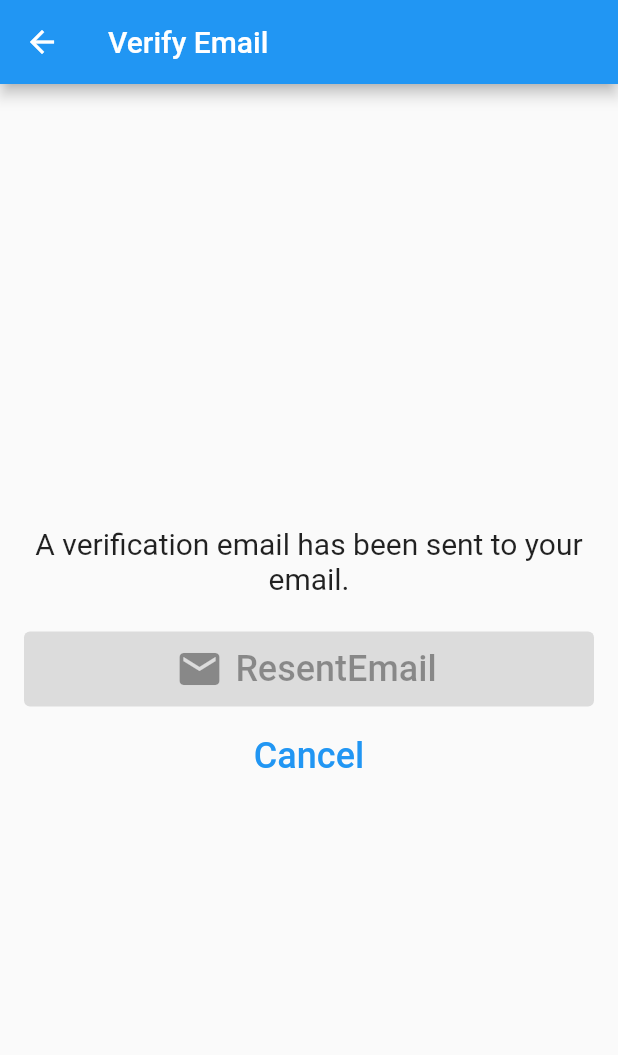
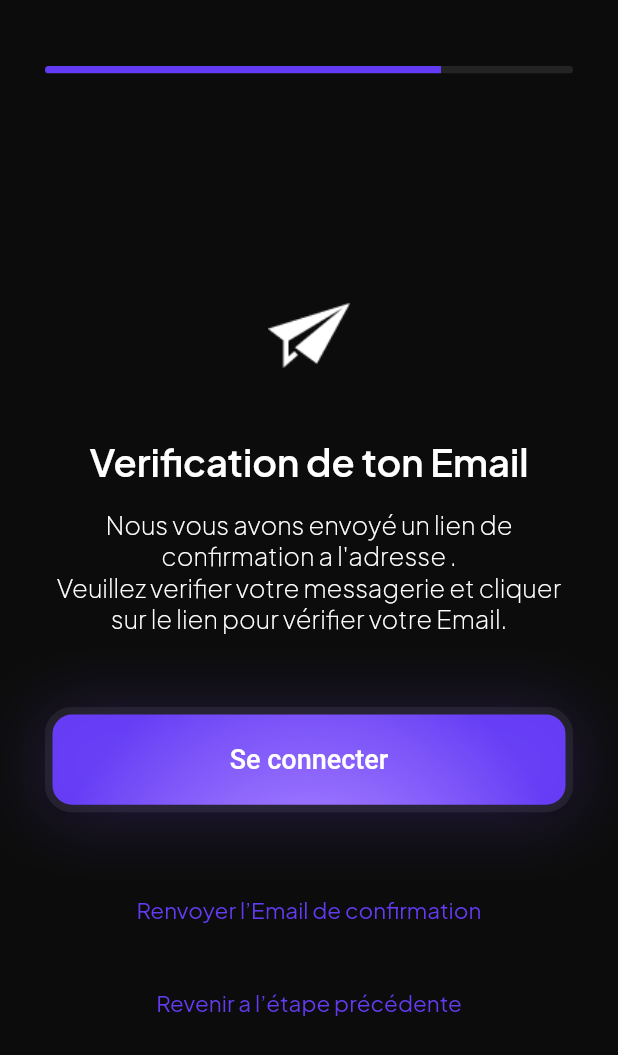
Before and after one commit to Emree63/JustMusic, a Flutter app: the VerifyEmailScreen screen opened by its route, on a phone screen of 412 x 824 dp. Shown: the top 1055 px of the screen. Run offline on Flutter 3.47's test engine with Material 2 defaults, Android fonts, the light colour scheme and no system bars; drawn by our look-alikes of auto_size_text; our stand-ins replace another_flushbar, audioplayers, cached_network_image, cloud_firestore, firebase_auth, firebase_core and 17 more; missing offline and left inert: animated_appear, circular_reveal_animation, flutter_animated_play_button, insta_image_viewer; accounts and stored records are empty; statements that could not run were skipped.

Commit message:
UI Verify Screen done :white_check_mark:

```diff
--- a/Sources/justMUSIC/lib/screens/verify_email_screen.dart
+++ b/Sources/justMUSIC/lib/screens/verify_email_screen.dart
@@ -1,10 +1,14 @@
 import 'dart:async';
 
+import 'package:auto_size_text/auto_size_text.dart';
 import 'package:firebase_auth/firebase_auth.dart';
 import 'package:flutter/Material.dart';
 import 'package:flutter_screenutil/flutter_screenutil.dart';
 import 'package:google_fonts/google_fonts.dart';
 import 'package:justmusic/main.dart';
+import 'package:justmusic/values/constants.dart';
+
+import '../components/login_button.dart';
 
 class VerifyEmailScreen extends StatefulWidget {
   const VerifyEmailScreen({Key? key}) : super(key: key);
@@ -28,8 +32,8 @@ class _VerifyEmailScreenState extends State<VerifyEmailScreen> {
       sendVerificationEmail();
 
       timer = Timer.periodic(
-        Duration(seconds: 3),
-            (_) => checkEmailVerified(),
+        Duration(seconds: 5),
+        (_) => checkEmailVerified(),
       );
     }
   }
@@ -55,7 +59,7 @@ class _VerifyEmailScreenState extends State<VerifyEmailScreen> {
   }
 
   cancel() {
-    Navigator.pushNamed(context, '/welcome');
+    Navigator.pushNamed(context, '/register');
     MyApp.userViewModel.delete();
   }
 
@@ -86,38 +90,137 @@ class _VerifyEmailScreenState extends State<VerifyEmailScreen> {
   @override
   Widget build(BuildContext context) {
     return Scaffold(
-        appBar: AppBar(
-          title: Text('Verify Email'),
-        ),
-        body: Padding(
-            padding: EdgeInsets.all(16),
-            child:
-            Column(mainAxisAlignment: MainAxisAlignment.center, children: [
-              Text('A verification email has been sent to your email.',
-                  style: TextStyle(fontSize: 20), textAlign: TextAlign.center),
-              SizedBox(height: 24),
-              ElevatedButton.icon(
-                style: ElevatedButton.styleFrom(
-                  minimumSize: Size.fromHeight(50),
+        backgroundColor: bgColor,
+        body: Stack(
+          children: [
+            SingleChildScrollView(
+              child: SizedBox(
+                width: double.infinity,
+                child: Column(
+                  children: [
+                    Padding(
+                        padding: EdgeInsets.only(top: 200.h),
+                        child: Align(
+                          child: SizedBox(
+                            width: 56.h,
+                            child: Image(
+                                image:
+                                    AssetImage("assets/images/plane_icon.png")),
+                          ),
+                        )),
+                    Padding(
+                      padding: EdgeInsets.only(top: 43.h),
+                      child: AutoSizeText(
+                        "Verification de ton Email",
+                        style: GoogleFonts.plusJakartaSans(
+                            color: Colors.white,
+                            fontWeight: FontWeight.w600,
+                            fontSize: 24.w),
+                        maxLines: 1,
+                        maxFontSize: 30,
+                        overflow: TextOverflow.fade,
+                      ),
+                    ),
+                    Padding(
+                      padding: EdgeInsets.symmetric(horizontal: defaultPadding),
+                      child: Padding(
+                        padding: EdgeInsets.only(bottom: 50.h),
+                        child: Column(
+                          mainAxisAlignment: MainAxisAlignment.end,
+                          children: [
+                            SizedBox(
+                              height: 15.h,
+                            ),
+                            SizedBox(
+                              width: 346.h,
+                              child: AutoSizeText(
+                                "Nous vous avons envoyé un lien de confirmation a l'adresse ${MyApp.userViewModel.userCurrent.mail}.\nVeuillez verifier votre messagerie et cliquer sur le lien pour vérifier votre Email.",
+                                style: GoogleFonts.plusJakartaSans(
+                                    color: Colors.white,
+                                    fontWeight: FontWeight.w100,
+                                    fontSize: 16.w),
+                                maxFontSize: 20,
+                                textAlign: TextAlign.center,
+                              ),
+                            ),
+                          ],
+                        ),
+                      ),
+                    ),
+                    Padding(
+                      padding: EdgeInsets.symmetric(horizontal: defaultPadding),
+                      child: SizedBox(
+                          width: 600,
+                          child: LoginButton(
+                            callback: checkEmailVerified,
+                          )),
+                    ),
+                    Align(
+                      child: GestureDetector(
+                        behavior: HitTestBehavior.translucent,
+                        onTap: () {
+                          canResendEmail ? sendVerificationEmail() : null;
+                        },
+                        child: Padding(
+                          padding: EdgeInsets.only(top: 55),
+                          child: RichText(
+                            textAlign: TextAlign.center,
+                            text: TextSpan(
+                              text: 'Renvoyer l’Email de confirmation',
+                              style: GoogleFonts.plusJakartaSans(
+                                  fontSize: 15,
+                                  fontWeight: FontWeight.w400,
+                                  color: primaryColor),
+                            ),
+                          ),
+                        ),
+                      ),
+                    ),
+                    Align(
+                      child: GestureDetector(
+                        behavior: HitTestBehavior.translucent,
+                        onTap: () {
+                          cancel();
+                        },
+                        child: Padding(
+                          padding: EdgeInsets.only(top: 43),
+                          child: RichText(
+                            textAlign: TextAlign.center,
+                            text: TextSpan(
+                              text: 'Revenir a l’étape précédente',
+                              style: GoogleFonts.plusJakartaSans(
+                                  fontSize: 15,
+                                  fontWeight: FontWeight.w400,
+                                  color: primaryColor),
+                            ),
+                          ),
+                        ),
+                      ),
+                    ),
+                  ],
                 ),
-                icon: Icon(Icons.email, size: 32),
-                label: Text(
-                  'ResentEmail',
-                  style: TextStyle(fontSize: 24),
+              ),
+            ),
+            Align(
+              alignment: Alignment.topCenter,
+              child: ConstrainedBox(
+                constraints: BoxConstraints(maxWidth: 800),
+                child: Padding(
+                  padding: EdgeInsets.only(
+                      top: 45.h, left: defaultPadding, right: defaultPadding),
+                  child: ClipRRect(
+                    borderRadius: BorderRadius.circular(10.0),
+                    child: LinearProgressIndicator(
+                      minHeight: 5,
+                      value: 0.75,
+                      backgroundColor: grayColor,
+                      color: primaryColor,
+                    ),
+                  ),
                 ),
-                onPressed: canResendEmail ? sendVerificationEmail : null,
               ),
-              SizedBox(height: 8),
-              TextButton(
-                style: ElevatedButton.styleFrom(
-                  minimumSize: Size.fromHeight(50),
-                ),
-                child: Text(
-                  'Cancel',
-                  style: TextStyle(fontSize: 24),
-                ),
-                onPressed: cancel,
-              )
-            ])));
+            )
+          ],
+        ));
   }
 }
```
Also changed, not shown: Sources/justMUSIC/assets/images/plane_icon.png (added).
